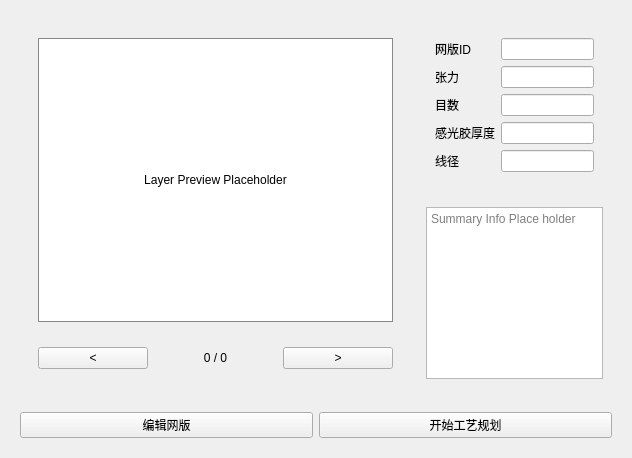
This is forms/layering_page.ui in ByteKnight-X/LineControlRobot as Qt 5 draws it before an edit. The edited form follows.
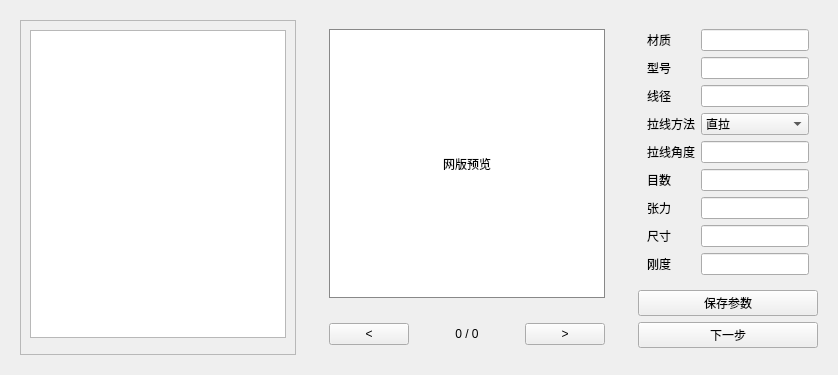
This is the edited form.

Commit message: Revised import_page.

```diff
--- a/forms/layering_page.ui
+++ b/forms/layering_page.ui
@@ -3,50 +3,77 @@
     <class>LayeringPage</class>
     <widget class="QWidget" name="LayeringPage">
     <layout class="QVBoxLayout" name="verticalLayout_layering">
-        <!-- Canvas: Left SVG Display + Pagination Buttons -->
+   <item stretch="1">
+    <layout class="QHBoxLayout" name="mainHorizontalLayout">
+     <!-- Directory -->
+     <item stretch="1">
+      <widget class="QWidget" name="directoryPanel">
+       <property name="sizePolicy">
+        <sizepolicy hsizetype="Preferred" vsizetype="Expanding">
+         <horstretch>0</horstretch><verstretch>0</verstretch>
+        </sizepolicy>
+       </property>
+       <property name="minimumWidth">
+        <number>140</number>
+       </property>
+       <property name="maximumWidth">
+        <number>240</number>
+       </property>
+       <layout class="QVBoxLayout" name="directoryLayout">
+        <item stretch="1">
+         <widget class="QScrollArea" name="thumbnailsScroll">
+          <property name="widgetResizable"><bool>true</bool></property>
+          <widget class="QWidget" name="thumbnailsContainer">
+           <layout class="QVBoxLayout" name="thumbnailsLayout">
+            <item>
+             <widget class="QListWidget" name="thumbnailsList">
+              <property name="sizePolicy">
+               <sizepolicy hsizetype="Expanding" vsizetype="Expanding">
+                <horstretch>0</horstretch><verstretch>0</verstretch>
+               </sizepolicy>
+              </property>
+              <property name="selectionMode">
+               <enum>QAbstractItemView::SingleSelection</enum>
+              </property>
+             </widget>
+            </item>
+            <item>
+             <spacer name="thumbsBottomSpacer">
+              <property name="orientation"><enum>Qt::Vertical</enum></property>
+              <property name="sizeType"><enum>QSizePolicy::Expanding</enum></property>
+             </spacer>
+            </item>
+           </layout>
+          </widget>
+         </widget>
+        </item>
+       </layout>
+      </widget>
+     </item>
+     <!-- Preview panel (center) -->
+     <item stretch="3">
+      <widget class="QWidget" name="previewPanel">
+       <property name="sizePolicy">
+        <sizepolicy hsizetype="Expanding" vsizetype="Expanding">
+         <horstretch>0</horstretch><verstretch>0</verstretch>
+        </sizepolicy>
+       </property>
+       <property name="minimumWidth">
+        <number>400</number>
+       </property>
+       <layout class="QVBoxLayout" name="previewVerticalLayout">
         <item stretch="10">
-            <widget class="QWidget" name="layeringCanvas">
-                <property name="sizePolicy">
-                    <sizepolicy hsizetype="Expanding" vsizetype="Expanding">
-                        <horstretch>1</horstretch>
-                        <verstretch>1</verstretch>
-                    </sizepolicy>
-                </property>
-                <layout class="QHBoxLayout" name="canvasLayout">
-                    <!-- Mesh Preview -->
-                    <item stretch="2">
-                        <widget class="QWidget" name="leftPreviewContainer">
-                            <property name="sizePolicy">
-                                <sizepolicy hsizetype="Expanding" vsizetype="Expanding">
-                                    <horstretch>2</horstretch>
-                                    <verstretch>1</verstretch>
-                                </sizepolicy>
-                            </property>
-                            <layout class="QVBoxLayout" name="leftPreviewLayout">
-                                <!-- Top: large SVG preview (stretch 8) -->
-                                <item stretch="8">
                                     <widget class="QWidget" name="layerPreviewPanel">
-                                        <property name="sizePolicy">
-                                            <sizepolicy hsizetype="Expanding" vsizetype="Expanding">
-                                                <horstretch>2</horstretch>
-                                                <verstretch>1</verstretch>
-                                            </sizepolicy>
-                                        </property>
                                         <layout class="QVBoxLayout" name="layerPreviewInnerLayout">
                                             <item>
                                                 <widget class="QLabel" name="layerPreview">
                                                     <property name="sizePolicy">
                                                         <sizepolicy hsizetype="Expanding" vsizetype="Expanding">
-                                                            <horstretch>2</horstretch>
-                                                            <verstretch>1</verstretch>
-                                                        </sizepolicy>
-                                                    </property>
-                                                    <property name="text">
-                                                        <string>Layer Preview Placeholder</string>
-                                                    </property>
-                                                    <property name="alignment">
-                                                        <set>Qt::AlignCenter</set>
-                                                    </property>
+               <horstretch>0</horstretch><verstretch>0</verstretch>
+              </sizepolicy>
+             </property>
+             <property name="text"><string>网版预览</string></property>
+             <property name="alignment"><set>Qt::AlignCenter</set></property>
                                                     <property name="styleSheet">
                                                         <string>border:1px solid #888888; background-color: white;</string>
                                                     </property>
@@ -55,26 +82,12 @@
                                         </layout>
                                     </widget>
                                 </item>
-
-                                <!-- Bottom: navigation (stretch 1) -->
                                 <item stretch="1">
                                     <widget class="QWidget" name="previewNavPanel">
-                                        <property name="sizePolicy">
-                                            <sizepolicy hsizetype="Expanding" vsizetype="Preferred">
-                                                <horstretch>2</horstretch>
-                                                <verstretch>0</verstretch>
-                                            </sizepolicy>
-                                        </property>
                                         <layout class="QHBoxLayout" name="previewNavLayout">
                                             <item>
                                                 <widget class="QPushButton" name="btnPrevLayer">
                                                     <property name="text"><string>&lt;</string></property>
-                                                    <property name="sizePolicy">
-                                                        <sizepolicy hsizetype="Preferred" vsizetype="Fixed">
-                                                            <horstretch>0</horstretch>
-                                                            <verstretch>0</verstretch>
-                                                        </sizepolicy>
-                                                    </property>
                                                 </widget>
                                             </item>
                                             <item>
@@ -99,12 +112,6 @@
                                             <item>
                                                 <widget class="QPushButton" name="btnNextLayer">
                                                     <property name="text"><string>&gt;</string></property>
-                                                    <property name="sizePolicy">
-                                                        <sizepolicy hsizetype="Preferred" vsizetype="Fixed">
-                                                            <horstretch>0</horstretch>
-                                                            <verstretch>0</verstretch>
-                                                        </sizepolicy>
-                                                    </property>
                                                 </widget>
                                             </item>
                                         </layout>
@@ -113,140 +120,128 @@
                             </layout>
                         </widget>
                     </item>
-
-                    <!-- Right: Mesh Info (stretch 1) -->
+     <!-- Parameters panel -->
                     <item stretch="1">
                         <widget class="QWidget" name="rightPanel">
                             <property name="sizePolicy">
-                                <sizepolicy hsizetype="Expanding" vsizetype="Expanding">
-                                    <horstretch>1</horstretch>
-                                    <verstretch>1</verstretch>
-                                </sizepolicy>
-                            </property>
+        <sizepolicy hsizetype="Preferred" vsizetype="Expanding">
+         <horstretch>0</horstretch><verstretch>0</verstretch>
+        </sizepolicy>
+       </property>
+       <property name="minimumWidth">
+        <number>160</number>
+       </property>
+       <property name="maximumWidth">
+        <number>260</number>
+       </property>
                             <layout class="QVBoxLayout" name="rightPanelLayout">
-                                <!-- Top: parameters -->
-                                <item stretch="1">
+        <item>
                                     <widget class="QWidget" name="parametersPanel">
-                                        <property name="sizePolicy">
-                                            <sizepolicy hsizetype="Expanding" vsizetype="Expanding">
-                                                <horstretch>1</horstretch>
-                                                <verstretch>1</verstretch>
-                                            </sizepolicy>
-                                        </property>
                                         <layout class="QFormLayout" name="paramsForm">
                                             <item row="0" column="0">
-                                                <widget class="QLabel" name="layerID">
-                                                    <property name="sizePolicy">
-                                                        <sizepolicy hsizetype="Minimum" vsizetype="Preferred">
-                                                            <horstretch>0</horstretch>
-                                                            <verstretch>0</verstretch>
-                                                        </sizepolicy>
-                                                    </property>
-                                                    <property name="text"><string>网版ID</string></property>
+            <widget class="QLabel" name="labelMaterial">
+             <property name="text"><string>材质</string></property>
                                                 </widget>
                                             </item>
                                             <item row="0" column="1">
-                                                <widget class="QLineEdit" name="idLineEdit">
-                                                    <property name="sizePolicy">
-                                                        <sizepolicy hsizetype="Expanding" vsizetype="Fixed">
-                                                            <horstretch>1</horstretch>
-                                                            <verstretch>0</verstretch>
-                                                        </sizepolicy>
-                                                    </property>
-                                                </widget>
+            <widget class="QLineEdit" name="materialLineEdit"/>
                                             </item>
                                             <item row="1" column="0">
-                                                <widget class="QLabel" name="labelTension">
-                                                    <property name="text"><string>张力</string></property>
+            <widget class="QLabel" name="labelModel">
+             <property name="text"><string>型号</string></property>
                                                 </widget>
                                             </item>
                                             <item row="1" column="1">
-                                                <widget class="QLineEdit" name="tensionLineEdit"/>
+            <widget class="QLineEdit" name="modelLineEdit"/>
                                             </item>
                                             <item row="2" column="0">
-                                                <widget class="QLabel" name="labelMeshCount">
-                                                    <property name="text"><string>目数</string></property>
+            <widget class="QLabel" name="labelWireDiameter">
+             <property name="text"><string>线径</string></property>
                                                 </widget>
                                             </item>
                                             <item row="2" column="1">
-                                                <widget class="QLineEdit" name="meshCountLineEdit"/>
-                                            </item>
+            <widget class="QLineEdit" name="wireDiameterLineEdit"/>
+           </item>
+           <!-- Weaving method parameters -->
                                             <item row="3" column="0">
-                                                <widget class="QLabel" name="labelPhotoresistThickness">
-                                                    <property name="text"><string>感光胶厚度</string></property>
+            <widget class="QLabel" name="labelPullingMethod">
+             <property name="text"><string>拉线方法</string></property>
                                                 </widget>
                                             </item>
                                             <item row="3" column="1">
-                                                <widget class="QLineEdit" name="photoresistThicknessLineEdit"/>
+            <widget class="QComboBox" name="pullingMethodCombo">
+             <item><property name="text"><string>直拉</string></property></item>
+             <item><property name="text"><string>斜拉</string></property></item>
+            </widget>
                                             </item>
                                             <item row="4" column="0">
-                                                <widget class="QLabel" name="labelWireDiameter">
-                                                    <property name="text"><string>线径</string></property>
+            <widget class="QLabel" name="labelPullingAngle">
+             <property name="text"><string>拉线角度</string></property>
                                                 </widget>
                                             </item>
                                             <item row="4" column="1">
-                                                <widget class="QLineEdit" name="wireDiameterLineEdit"/>
-                                            </item>
-                                        </layout>
-                                    </widget>
-                                </item>
-
-                                <!-- Bottom: Summary Info -->
-                                <item stretch="1">
-                                    <widget class="QTextEdit" name="thumbnailsText">
-                                        <property name="sizePolicy">
-                                            <sizepolicy hsizetype="Expanding" vsizetype="Expanding">
-                                                <horstretch>1</horstretch>
-                                                <verstretch>1</verstretch>
-                                            </sizepolicy>
-                                        </property>
-                                        <property name="readOnly">
-                                            <bool>true</bool>
-                                        </property>
-                                        <property name="placeholderText">
-                                            <string>Summary Info Place holder</string>
-                                        </property>
-                                    </widget>
-                                </item>
-                            </layout>
-                        </widget>
-                    </item>
+            <widget class="QLineEdit" name="pullingAngleLineEdit"/>
+           </item>
+           <item row="5" column="0">
+            <widget class="QLabel" name="labelMeshCount">
+             <property name="text"><string>目数</string></property>
+            </widget>
+           </item>
+           <item row="5" column="1">
+            <widget class="QLineEdit" name="meshCountLineEdit"/>
+           </item>
+           <item row="6" column="0">
+            <widget class="QLabel" name="labelTension">
+             <property name="text"><string>张力</string></property>
+            </widget>
+           </item>
+           <item row="6" column="1">
+            <widget class="QLineEdit" name="tensionLineEdit"/>
+           </item>
+           <!-- Frame parameters -->
+           <item row="7" column="0">
+            <widget class="QLabel" name="labelFrameSize">
+             <property name="text"><string>尺寸</string></property>
+            </widget>
+           </item>
+           <item row="7" column="1">
+            <widget class="QLineEdit" name="frameSizeLineEdit"/>
+           </item>
+           <item row="8" column="0">
+            <widget class="QLabel" name="labelFrameRigidity">
+             <property name="text"><string>刚度</string></property>
+            </widget>
+           </item>
+           <item row="8" column="1">
+            <widget class="QLineEdit" name="frameRigidityLineEdit"/>
+           </item>
                 </layout>
             </widget>
         </item>
-
-        <!-- Control Panel -->
-        <item stretch="1">
-            <widget class="QWidget" name="controlBar_layering">
-                <property name="sizePolicy">
-                    <sizepolicy hsizetype="Preferred" vsizetype="Fixed">
-                        <horstretch>0</horstretch>
-                        <verstretch>0</verstretch>
-                    </sizepolicy>
-                </property>
-                <property name="maximumSize">
-                    <size>
-                        <width>16777215</width>
-                        <height>80</height>
-                    </size>
-                </property>
-                <layout class="QHBoxLayout" name="controlLayout_layering">
                 <item>
-                    <widget class="QPushButton" name="btnEditLayer">
-                        <property name="text">
-                            <string>编辑网版</string>
-                        </property>
+         <layout class="QVBoxLayout" name="paramsButtonsLayout">
+          <item>
+           <widget class="QPushButton" name="btnSaveParams">
+            <property name="text"><string>保存参数</string></property>
                     </widget>
                 </item>
                 <item>
                     <widget class="QPushButton" name="btnStartProcessPlanning">
-                        <property name="text">
-                            <string>开始工艺规划</string>
-                        </property>
+            <property name="text"><string>下一步</string></property>
                     </widget>
                 </item>
                 </layout>
-            </widget>
+        </item>
+        <item>
+         <spacer name="rightBottomSpacer">
+          <property name="orientation"><enum>Qt::Vertical</enum></property>
+          <property name="sizeType"><enum>QSizePolicy::Expanding</enum></property>
+         </spacer>
+        </item>
+       </layout>
+      </widget>
+     </item>
+    </layout>
         </item>
     </layout>
     </widget>
```
Left out of the diff: 7 changed lines with no effect on the pictures. Lines whose indentation alone changed are shown as unchanged. The commit also changes 14 other files.
